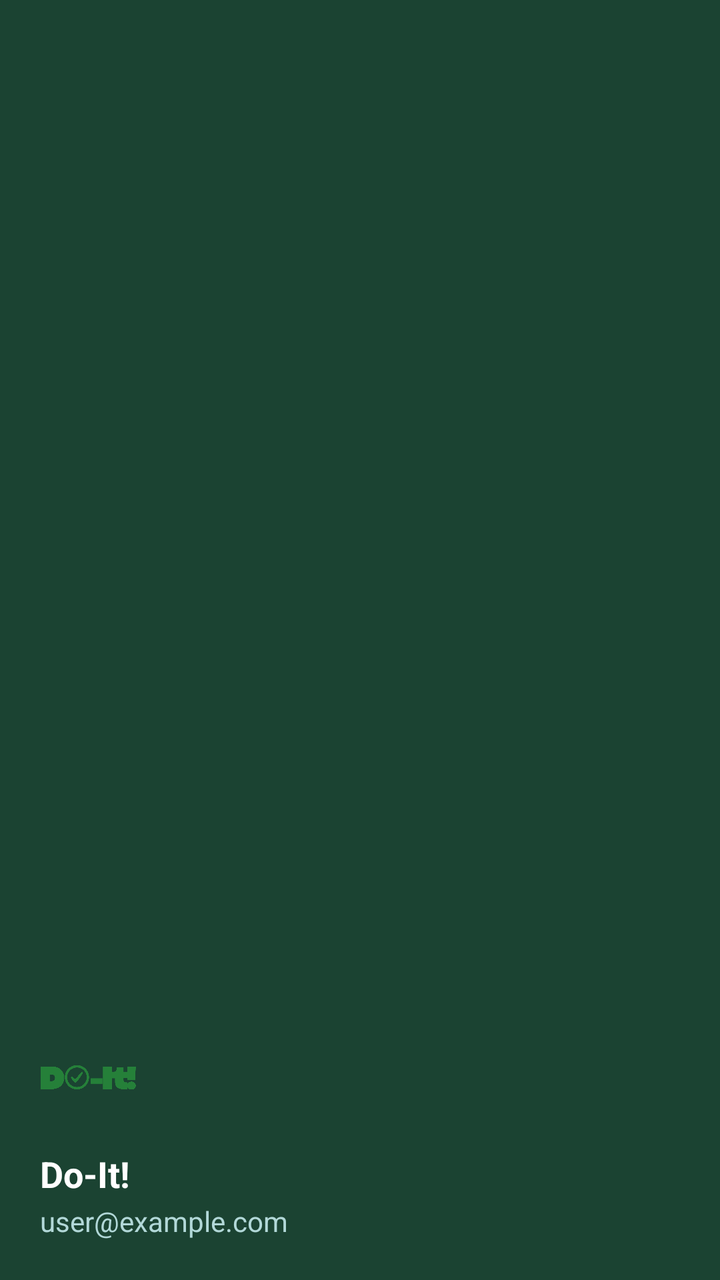
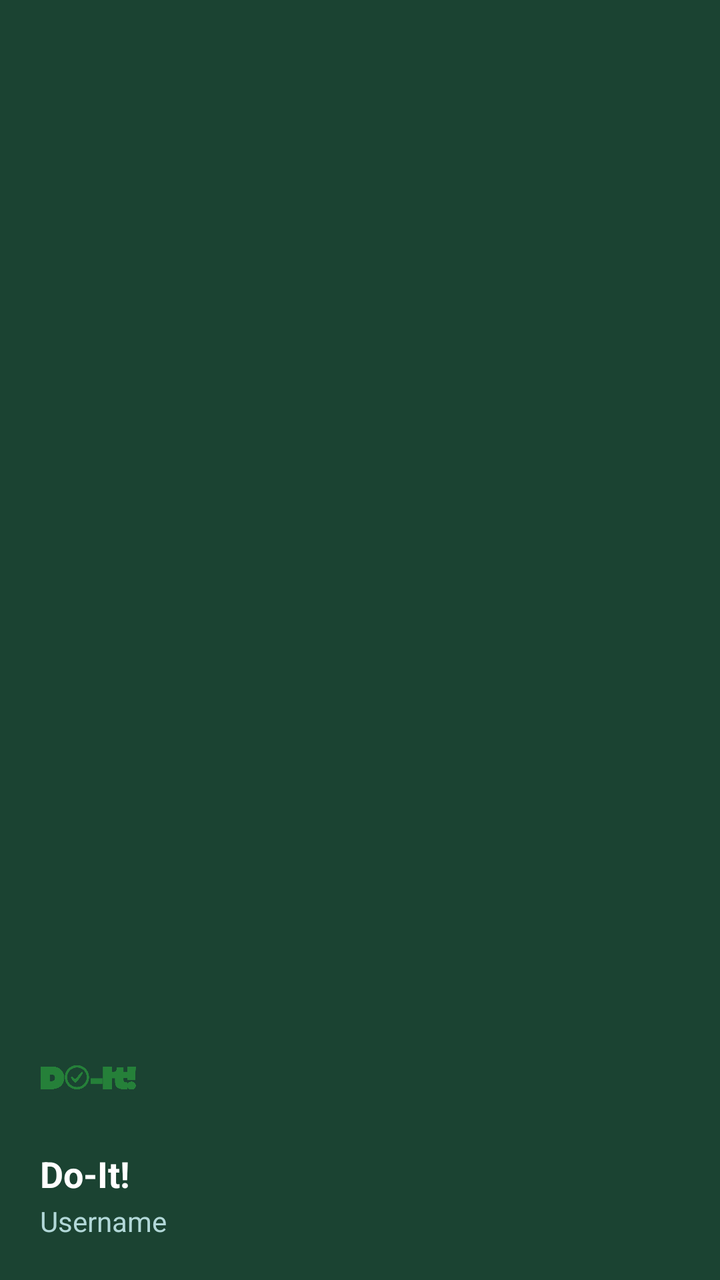

Two renders of the same Android screen: before a commit and after it. Below are the layout's source before the change and the commit's diff.
<!-- AndroidManifest.xml: application theme Theme.FreddyMercury -->
<!-- res/layout/nav_header.xml -->
<?xml version="1.0" encoding="utf-8"?>
<LinearLayout xmlns:android="http://schemas.android.com/apk/res/android"
    android:layout_width="match_parent"
    android:layout_height="176dp"
    android:background="@color/colorPrimary"
    android:gravity="bottom"
    android:orientation="vertical"
    android:padding="20dp"
    android:theme="@style/ThemeOverlay.AppCompat.Dark">

    <ImageView
        android:layout_width="48dp"
        android:layout_height="48dp"
        android:src="@drawable/do_it_"
        android:layout_marginBottom="12dp"/>

    <TextView
        android:layout_width="wrap_content"
        android:layout_height="wrap_content"
        android:text="Do-It!"
        android:textAppearance="@style/TextAppearance.AppCompat.Body1"
        android:textSize="18sp"
        android:textStyle="bold"
        android:textColor="#FFFFFF" />

    <TextView
        android:id="@+id/userEmailText"
        android:layout_width="wrap_content"
        android:layout_height="wrap_content"
        android:textColor="#B2D8D8"
        android:textSize="14sp"
        android:text="user@example.com"
        android:layout_marginTop="2dp"/>
</LinearLayout>
<!-- resources referenced by this layout -->
<resources>
  <color name="colorPrimary">#1B4332</color>
  <!-- drawable do_it_: png bitmap (drawable, 39367 bytes) -->
  <style name="Theme.FreddyMercury" parent="Base.Theme.FreddyMercury" />
  <style name="Base.Theme.FreddyMercury" parent="Theme.Material3.DayNight.NoActionBar">
          
          
      </style>
</resources>

<!-- the commit's change to res/layout/nav_header.xml (unified diff, before → after) -->
@@ -23,12 +23,13 @@
         android:textStyle="bold"
         android:textColor="#FFFFFF" />
 
+
     <TextView
-        android:id="@+id/userEmailText"
+        android:id="@+id/usernameText"
         android:layout_width="wrap_content"
         android:layout_height="wrap_content"
         android:textColor="#B2D8D8"
         android:textSize="14sp"
-        android:text="user@example.com"
+        android:text="Username"
         android:layout_marginTop="2dp"/>
 </LinearLayout>
